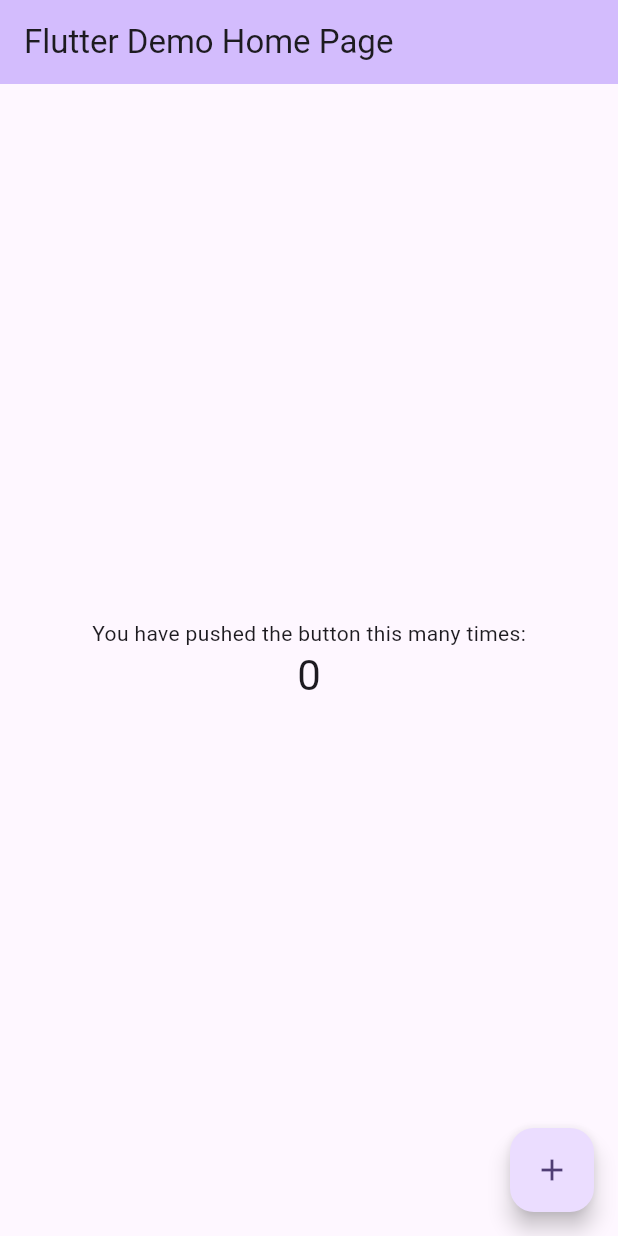
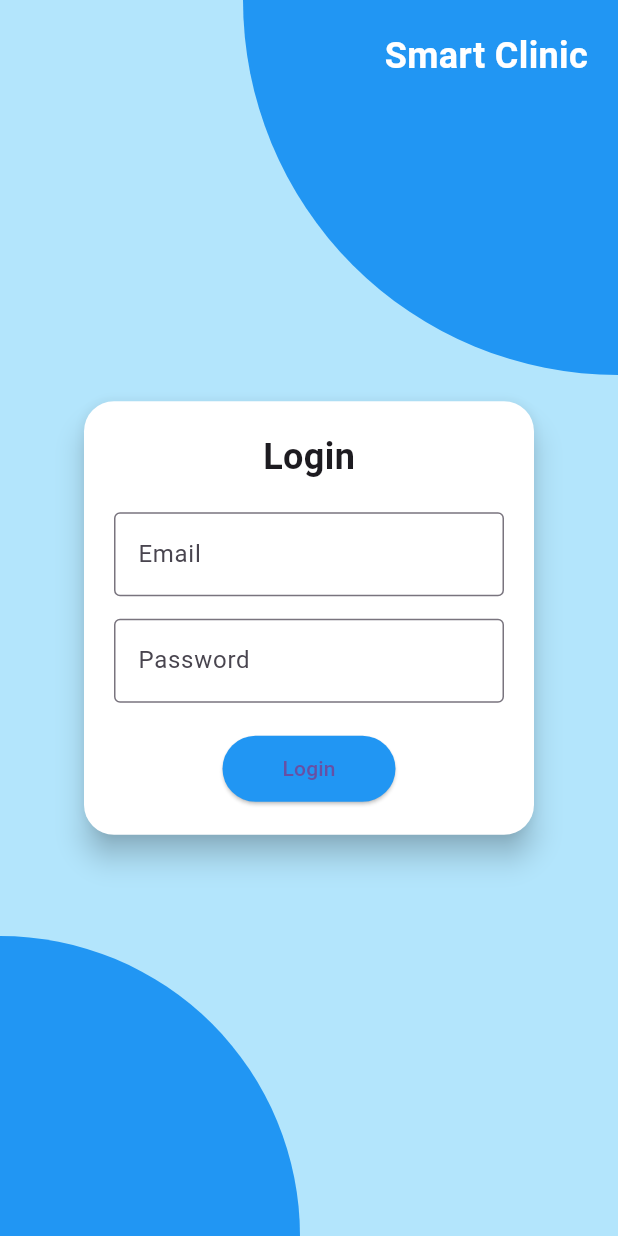
Before and after one commit to Hasan-Mawassi/SmartClinic, a Flutter app: the screen it shows after launch, on a phone screen of 412 x 824 dp. Run offline on Flutter 3.47's test engine with Material 3 defaults, Android fonts, the light colour scheme and no system bars; our stand-ins replace go_router.

Commit message:
add route folder and login screen

```diff
--- a/SmartClinic-Mobile/patient_app/lib/main.dart
+++ b/SmartClinic-Mobile/patient_app/lib/main.dart
@@ -1,5 +1,5 @@
 import 'package:flutter/material.dart';
-
+import 'routes/app_router.dart';
 void main() {
   runApp(const MyApp());
 }
@@ -10,113 +10,9 @@ class MyApp extends StatelessWidget {
   // This widget is the root of your application.
   @override
   Widget build(BuildContext context) {
-    return MaterialApp(
-      title: 'Flutter Demo',
-      theme: ThemeData(
-        // This is the theme of your application.
-        //
-        // TRY THIS: Try running your application with "flutter run". You'll see
-        // the application has a purple toolbar. Then, without quitting the app,
-        // try changing the seedColor in the colorScheme below to Colors.green
-        // and then invoke "hot reload" (save your changes or press the "hot
-        // reload" button in a Flutter-supported IDE, or press "r" if you used
-        // the command line to start the app).
-        //
-        // Notice that the counter didn't reset back to zero; the application
-        // state is not lost during the reload. To reset the state, use hot
-        // restart instead.
-        //
-        // This works for code too, not just values: Most code changes can be
-        // tested with just a hot reload.
-        colorScheme: ColorScheme.fromSeed(seedColor: Colors.deepPurple),
-      ),
-      home: const MyHomePage(title: 'Flutter Demo Home Page'),
+    return MaterialApp.router(
+      routerConfig: router,
+      debugShowCheckedModeBanner: false,
     );
   }
 }
-
-class MyHomePage extends StatefulWidget {
-  const MyHomePage({super.key, required this.title});
-
-  // This widget is the home page of your application. It is stateful, meaning
-  // that it has a State object (defined below) that contains fields that affect
-  // how it looks.
-
-  // This class is the configuration for the state. It holds the values (in this
-  // case the title) provided by the parent (in this case the App widget) and
-  // used by the build method of the State. Fields in a Widget subclass are
-  // always marked "final".
-
-  final String title;
-
-  @override
-  State<MyHomePage> createState() => _MyHomePageState();
-}
-
-class _MyHomePageState extends State<MyHomePage> {
-  int _counter = 0;
-
-  void _incrementCounter() {
-    setState(() {
-      // This call to setState tells the Flutter framework that something has
-      // changed in this State, which causes it to rerun the build method below
-      // so that the display can reflect the updated values. If we changed
-      // _counter without calling setState(), then the build method would not be
-      // called again, and so nothing would appear to happen.
-      _counter++;
-    });
-  }
-
-  @override
-  Widget build(BuildContext context) {
-    // This method is rerun every time setState is called, for instance as done
-    // by the _incrementCounter method above.
-    //
-    // The Flutter framework has been optimized to make rerunning build methods
-    // fast, so that you can just rebuild anything that needs updating rather
-    // than having to individually change instances of widgets.
-    return Scaffold(
-      appBar: AppBar(
-        // TRY THIS: Try changing the color here to a specific color (to
-        // Colors.amber, perhaps?) and trigger a hot reload to see the AppBar
-        // change color while the other colors stay the same.
-        backgroundColor: Theme.of(context).colorScheme.inversePrimary,
-        // Here we take the value from the MyHomePage object that was created by
-        // the App.build method, and use it to set our appbar title.
-        title: Text(widget.title),
-      ),
-      body: Center(
-        // Center is a layout widget. It takes a single child and positions it
-        // in the middle of the parent.
-        child: Column(
-          // Column is also a layout widget. It takes a list of children and
-          // arranges them vertically. By default, it sizes itself to fit its
-          // children horizontally, and tries to be as tall as its parent.
-          //
-          // Column has various properties to control how it sizes itself and
-          // how it positions its children. Here we use mainAxisAlignment to
-          // center the children vertically; the main axis here is the vertical
-          // axis because Columns are vertical (the cross axis would be
-          // horizontal).
-          //
-          // TRY THIS: Invoke "debug painting" (choose the "Toggle Debug Paint"
-          // action in the IDE, or press "p" in the console), to see the
-          // wireframe for each widget.
-          mainAxisAlignment: MainAxisAlignment.center,
-          children: <Widget>[
-            const Text('You have pushed the button this many times:'),
-            Text(
-              '$_counter',
-              style: Theme.of(context).textTheme.headlineMedium,
-            ),
-          ],
-        ),
-      ),
-      floatingActionButton: FloatingActionButton(
-        onPressed: _incrementCounter,
-        tooltip: 'Increment',
-        child: const Icon(Icons.add),
-      ), // This trailing comma makes auto-formatting nicer for build methods.
-    );
-  }
-}
--- /dev/null
+++ b/SmartClinic-Mobile/patient_app/lib/routes/app_router.dart
@@ -0,0 +1,17 @@
+// import 'package:flutter/material.dart';
+import 'package:go_router/go_router.dart';
+import 'package:patient_app/screens/login/login_screen.dart';
+
+final GoRouter router = GoRouter(
+  initialLocation: '/login',
+  routes: [
+    GoRoute(
+      path: '/login',
+      builder: (context, state) => LoginScreen(),
+    ),
+    // GoRoute(
+    //   path: '/signup',
+    //   // builder: (context, state) => HomePage(),
+    // ),
+  ],
+);
--- /dev/null
+++ b/SmartClinic-Mobile/patient_app/lib/screens/login/login_screen.dart
@@ -0,0 +1,98 @@
+import 'package:flutter/material.dart';
+import 'package:patient_app/utils/arc_painter.dart';
+
+class LoginScreen extends StatelessWidget {
+ @override
+  Widget build(BuildContext context) {
+    return Scaffold(
+      backgroundColor: Colors.lightBlue[100],
+      body: Stack(
+        children: [
+          // Top-right arc (240° to 330°)
+          Positioned(
+            top: -250,
+            right: -250,
+            child: CustomPaint(
+              size: Size(500, 500),
+              painter: ArcPainter(startAngleDeg: -180, sweepAngleDeg: -90),
+            ),
+          ),
+          Positioned(
+            top: 20,
+            right: 20,
+            child: Text(
+              "Smart Clinic",
+              style: TextStyle(
+                fontSize: 24,
+                fontWeight: FontWeight.bold,
+                color: Colors.white,
+              ),
+            ),
+          ),
+          // Bottom-left arc (0° to 90°)
+          Positioned(
+            bottom: -200,
+            left: -200,
+            child: CustomPaint(
+              size: Size(400, 400),
+              painter: ArcPainter(startAngleDeg: 0, sweepAngleDeg: -90),
+            ),
+          ),
+          // Center login card
+          Center(
+            child: Card(
+              elevation: 8,
+              shape: RoundedRectangleBorder(
+                borderRadius: BorderRadius.circular(20),
+              ),
+              color: Colors.white,
+              child: Container(
+                width: 300,
+                padding: EdgeInsets.all(20),
+                child: Column(
+                  mainAxisSize: MainAxisSize.min,
+                  children: [
+                    Text(
+                      "Login",
+                      style: TextStyle(
+                        fontSize: 24,
+                        fontWeight: FontWeight.bold,
+                      ),
+                    ),
+                    SizedBox(height: 20),
+                    TextField(
+                      decoration: InputDecoration(
+                        labelText: "Email",
+                        border: OutlineInputBorder(),
+                      ),
+                    ),
+                    SizedBox(height: 15),
+                    TextField(
+                      obscureText: true,
+                      decoration: InputDecoration(
+                        labelText: "Password",
+                        border: OutlineInputBorder(),
+                      ),
+                    ),
+                    SizedBox(height: 20),
+                    ElevatedButton(
+                      onPressed: () {},
+                      child: Text("Login"),
+                      style: ElevatedButton.styleFrom(
+                        backgroundColor: Colors.blue,
+                        padding: EdgeInsets.symmetric(
+                          horizontal: 40,
+                          vertical: 12,
+                        ),
+                      ),
+                    ),
+                  ],
+                ),
+              ),
+            ),
+          ),
+        ],
+      ),
+    );
+  }
+}
--- /dev/null
+++ b/SmartClinic-Mobile/patient_app/lib/utils/arc_painter.dart
@@ -0,0 +1,34 @@
+import 'package:flutter/material.dart';
+import 'dart:math';
+
+class ArcPainter extends CustomPainter {
+  final double startAngleDeg;
+  final double sweepAngleDeg;
+
+  ArcPainter({required this.startAngleDeg, required this.sweepAngleDeg});
+
+  @override
+  void paint(Canvas canvas, Size size) {
+    final paint =
+        Paint()
+          ..color = Colors.blue
+          ..style = PaintingStyle.fill;
+
+    final rect = Rect.fromLTWH(0, 0, size.width, size.height);
+    final startAngle = radians(startAngleDeg);
+    final sweepAngle = radians(sweepAngleDeg);
+
+    final path =
+        Path()
+          ..moveTo(rect.center.dx, rect.center.dy)
+          ..arcTo(rect, startAngle, sweepAngle, false)
+          ..close();
+
+    canvas.drawPath(path, paint);
+  }
+
+  double radians(double degrees) => degrees * pi / 180;
+
+  @override
+  bool shouldRepaint(covariant CustomPainter oldDelegate) => false;
+}
--- a/SmartClinic-Mobile/patient_app/pubspec.yaml
+++ b/SmartClinic-Mobile/patient_app/pubspec.yaml
@@ -34,6 +34,7 @@ dependencies:
   # The following adds the Cupertino Icons font to your application.
   # Use with the CupertinoIcons class for iOS style icons.
   cupertino_icons: ^1.0.8
+  go_router: ^15.1.1
 
 dev_dependencies:
   flutter_test:
```
Also changed, not shown: SmartClinic-Mobile/patient_app/pubspec.lock.
